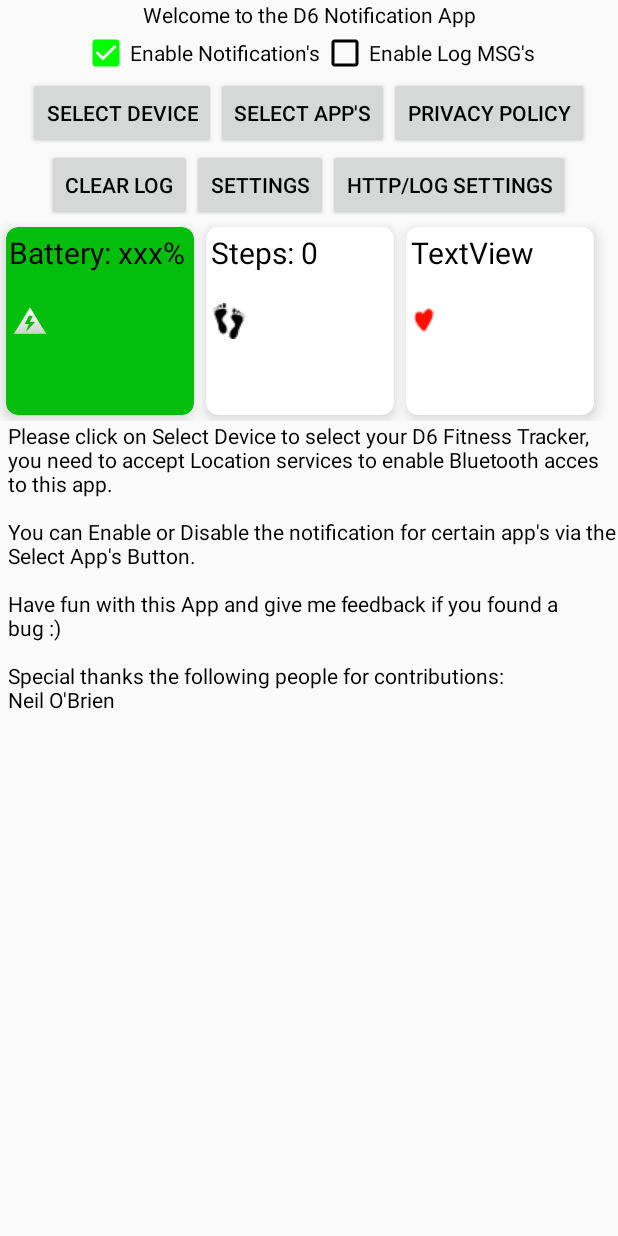
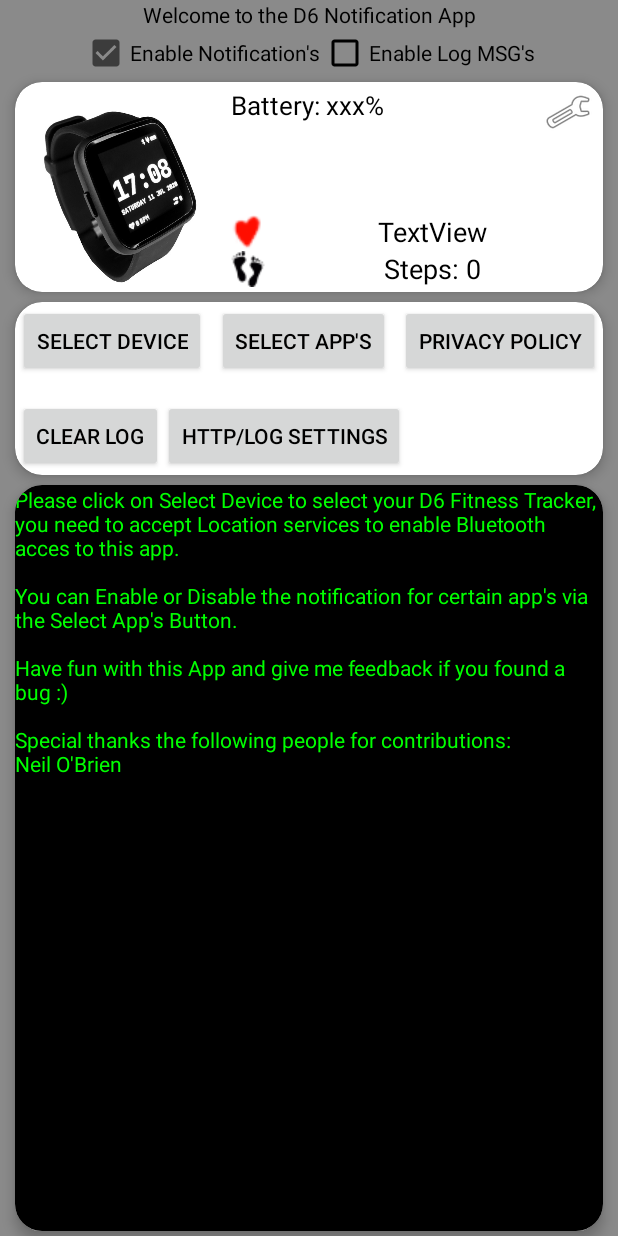
Before and after one commit to atc1441/D6Notification, an Android app: the screen it shows after launch (MainActivity), on a phone screen of 412 x 824 dp. Run offline under Robolectric (Android 15) with nearby library versions, the phone set to English and light mode, and no system bars.

Commit message:
ui save, bout to f things up

```diff
--- a/app/build.gradle
+++ b/app/build.gradle
@@ -23,6 +23,7 @@ dependencies {
     implementation 'androidx.appcompat:appcompat:1.2.0-beta01'
     implementation 'com.android.support.constraint:constraint-layout:1.1.3'
     implementation "org.permissionsdispatcher:permissionsdispatcher:4.3.1"
+    implementation 'androidx.constraintlayout:constraintlayout:2.1.0'
     annotationProcessor "org.permissionsdispatcher:permissionsdispatcher-processor:4.3.1"
     annotationProcessor "com.github.hotchemi:permissionsdispatcher-processor:3.0.1"
     implementation 'com.google.android.material:material:1.1.0'
--- a/app/src/main/java/com/atcnetz/de/notification/Settings.java
+++ b/app/src/main/java/com/atcnetz/de/notification/Settings.java
@@ -52,11 +52,13 @@ public class Settings extends Activity {
         initMovementDisplay();
         initDisplayMode();
         initNotifiContent();
+        /*
         initAlarm0();
         initAlarm1();
         initAlarm2();
         initAlarm3();
         initAlarm4();
+         */
         initDoNotDisturb();
 
     }
@@ -267,7 +269,7 @@ public class Settings extends Activity {
         else Radiobutton4.setChecked(true);
 
     }
-
+/*
     Integer AlarmDaysM1 = 0;
     EditText Alarm1h;
     EditText Alarm1m;
@@ -557,6 +559,8 @@ public class Settings extends Activity {
         });
 
     }
+*/
+
 
     void initDoNotDisturb() {
         final EditText notDistStartH = findViewById(R.id.notDistStartH);
--- a/app/src/main/res/layout/activity_main.xml
+++ b/app/src/main/res/layout/activity_main.xml
@@ -1,99 +1,116 @@
 <LinearLayout xmlns:android="http://schemas.android.com/apk/res/android"
     xmlns:app="http://schemas.android.com/apk/res-auto"
     xmlns:tools="http://schemas.android.com/tools"
+    android:id="@+id/rootLayoutID"
     android:layout_width="match_parent"
     android:layout_height="match_parent"
+    android:background="#8A8A8A"
     android:orientation="vertical"
     tools:context=".NofiticationPicker">
 
     <TextView
         android:id="@+id/textView2"
-        android:gravity="center"
         android:layout_width="match_parent"
         android:layout_height="wrap_content"
+        android:gravity="center"
         android:text="Welcome to the D6 Notification App" />
 
     <LinearLayout
+        android:id="@+id/checkboxRowID"
         android:layout_width="wrap_content"
         android:layout_height="wrap_content"
         android:layout_gravity="center"
         android:gravity="center"
         android:orientation="horizontal">
+
         <CheckBox
             android:id="@+id/checkBox"
             android:layout_width="wrap_content"
             android:layout_height="wrap_content"
-            android:text="Enable Notification's"/>
+            android:text="Enable Notification's"
+            tools:ignore="TouchTargetSizeCheck" />
+
         <CheckBox
             android:id="@+id/checkBox1"
             android:layout_width="wrap_content"
             android:layout_height="wrap_content"
-        android:text="Enable Log MSG's"/>
-
-    </LinearLayout>
-    <LinearLayout
-        android:layout_width="wrap_content"
-        android:layout_height="wrap_content"
-        android:layout_gravity="center"
-        android:gravity="center"
-        android:orientation="horizontal">
-        <Button
-            android:id="@+id/button1"
-            android:layout_width="wrap_content"
-            android:layout_height="wrap_content"
-            android:text="Select Device" />
-        <Button
-            android:id="@+id/button4"
-            android:layout_width="wrap_content"
-            android:layout_height="wrap_content"
-            android:text="Select App's" />
-        <Button
-            android:id="@+id/button2"
-            android:layout_width="wrap_content"
-            android:layout_height="wrap_content"
-            android:text="@string/open_privacy_policy" />
-
-    </LinearLayout>
-    <LinearLayout
-        android:layout_width="wrap_content"
-        android:layout_height="wrap_content"
-        android:layout_gravity="center"
-        android:gravity="center"
-        android:orientation="horizontal">
-        <Button
-            android:id="@+id/button3"
-            android:layout_width="wrap_content"
-            android:layout_height="wrap_content"
-            android:text="Clear Log" />
-        <Button
-            android:id="@+id/button"
-            android:layout_width="wrap_content"
-            android:layout_height="wrap_content"
-            android:text="Settings" />
-        <Button
-            android:id="@+id/button5"
-            android:layout_width="wrap_content"
-            android:layout_height="wrap_content"
-            android:text="HTTP/LOG Settings" />
+            android:text="Enable Log MSG's"
+            tools:ignore="TouchTargetSizeCheck" />
 
     </LinearLayout>
 
-    <LinearLayout
+    <androidx.cardview.widget.CardView
+        android:id="@+id/WatchCardID"
         android:layout_width="match_parent"
-        android:layout_height="wrap_content"
-        android:orientation="horizontal">
-
-        <androidx.cardview.widget.CardView
-            android:layout_width="125dp"
-            android:layout_height="125dp"
-            android:layout_margin="4dp"
+        android:layout_height="140dp"
+        android:layout_marginLeft="10dp"
+        android:layout_marginTop="3dp"
+        android:layout_marginRight="10dp"
+        android:layout_marginBottom="3dp"
         android:clickable="true"
         android:clipToPadding="false"
-            app:cardBackgroundColor="#03BF0B"
-            app:cardCornerRadius="8dp"
+        android:visibility="visible"
+        app:cardCornerRadius="18dp"
         app:cardElevation="5dp"
-            app:cardMaxElevation="50dp"
-            app:contentPadding="3dp">
+        app:cardPreventCornerOverlap="false"
+        app:contentPadding="3dp"
+        tools:ignore="DuplicateSpeakableTextCheck">
+        <!-- Main Content View -->
+        <androidx.constraintlayout.widget.ConstraintLayout
+            android:layout_width="match_parent"
+            android:layout_height="match_parent">
+
+            <Button
+                android:id="@+id/button"
+                style="@style/Widget.AppCompat.Button.Borderless"
+                android:layout_width="48dp"
+                android:layout_height="33dp"
+                android:drawableStart="@android:drawable/ic_menu_manage"
+                app:layout_constraintEnd_toEndOf="parent"
+                app:layout_constraintTop_toTopOf="parent" />
+
+            <TextView
+                android:id="@+id/textViewHeartrateID"
+                android:layout_width="wrap_content"
+                android:layout_height="wrap_content"
+                android:layout_weight="1"
+                android:text="TextView"
+                android:textAlignment="center"
+                android:textSize="18sp"
+                app:layout_constraintBottom_toTopOf="@+id/textViewStepcountID"
+                app:layout_constraintEnd_toEndOf="parent"
+                app:layout_constraintStart_toEndOf="@+id/imageViewHeartrateID" />
+
+            <ImageView
+                android:id="@+id/imageViewStepsID"
+                android:layout_width="wrap_content"
+                android:layout_height="wrap_content"
+                android:layout_weight="1"
+                android:src="@drawable/human_footprint"
+                app:layout_constraintBottom_toBottomOf="parent"
+                app:layout_constraintStart_toEndOf="@+id/imageViewTempID" />
+
+            <ImageView
+                android:id="@+id/imageViewHeartrateID"
+                android:layout_width="24dp"
+                android:layout_height="24dp"
+                android:layout_weight="1"
+                android:src="@drawable/heart"
+                android:visibility="visible"
+                app:layout_constraintBottom_toTopOf="@+id/imageViewStepsID"
+                app:layout_constraintStart_toEndOf="@+id/imageViewTempID" />
+
+            <TextView
+                android:id="@+id/textViewStepcountID"
+                android:layout_width="wrap_content"
+                android:layout_height="wrap_content"
+                android:layout_weight="1"
+                android:text="TextView"
+                android:textAlignment="center"
+                android:textSize="18sp"
+                app:layout_constraintBottom_toBottomOf="parent"
+                app:layout_constraintEnd_toEndOf="parent"
+                app:layout_constraintStart_toEndOf="@+id/imageViewStepsID" />
 
             <TextView
                 android:id="@+id/textViewTempID"
@@ -102,78 +119,108 @@
                 android:layout_weight="1"
                 android:text="TextView"
                 android:textAlignment="center"
-                android:textSize="20sp" />
+                android:textSize="17sp"
+                app:layout_constraintStart_toEndOf="@+id/imageViewTempID"
+                app:layout_constraintTop_toTopOf="parent" />
 
             <ImageView
                 android:id="@+id/imageViewTempID"
-                android:layout_width="wrap_content"
-                android:layout_height="match_parent"
+                android:layout_width="140dp"
+                android:layout_height="140dp"
                 android:layout_weight="1"
-                android:src="@android:drawable/ic_lock_idle_low_battery"
-                android:visibility="visible" />
+                android:contentDescription="Device Image or missingno"
+                android:src="@drawable/imagepinetime"
+                android:visibility="visible"
+                app:layout_constraintStart_toStartOf="parent"
+                app:layout_constraintTop_toTopOf="parent" />
+        </androidx.constraintlayout.widget.ConstraintLayout>
+
     </androidx.cardview.widget.CardView>
 
     <androidx.cardview.widget.CardView
-            android:layout_width="125dp"
-            android:layout_height="125dp"
-            android:layout_margin="4dp"
-            android:clickable="true"
-            android:clipToPadding="false"
-            android:paddingHorizontal="10dp"
-            app:cardBackgroundColor="#FFFFFF"
-            app:cardCornerRadius="8dp"
+        android:id="@+id/otherButtonsCardID"
+        android:layout_width="match_parent"
+        android:layout_height="115dp"
+        android:layout_marginLeft="10dp"
+        android:layout_marginTop="3dp"
+        android:layout_marginRight="10dp"
+        android:layout_marginBottom="3dp"
+        app:cardCornerRadius="18dp"
         app:cardElevation="5dp"
-            app:cardMaxElevation="50dp"
-            app:contentPadding="3dp">
+        app:cardPreventCornerOverlap="false"
+        app:contentPadding="2dp">
 
-            <ImageView
-                android:id="@+id/imageViewStepsID"
-                android:layout_width="wrap_content"
-                android:layout_height="match_parent"
-                android:layout_weight="1"
-                android:src="@drawable/human_footprint" />
+        <androidx.constraintlayout.widget.ConstraintLayout
+            android:layout_width="match_parent"
+            android:layout_height="match_parent">
 
-            <TextView
-                android:id="@+id/textViewStepcountID"
+            <Button
+                android:id="@+id/button1"
+                style="@style/Widget.AppCompat.Button"
                 android:layout_width="wrap_content"
                 android:layout_height="wrap_content"
-                android:layout_weight="1"
-                android:text="TextView"
-                android:textAlignment="center"
-                android:textSize="20sp" />
+                android:shadowColor="#0048FF"
+                android:text="Select Device"
+                app:layout_constraintStart_toStartOf="parent"
+                app:layout_constraintTop_toTopOf="parent" />
+
+            <Button
+                android:id="@+id/button4"
+                style="@style/Widget.AppCompat.Button"
+                android:layout_width="wrap_content"
+                android:layout_height="wrap_content"
+                android:shadowColor="#0048FF"
+                android:text="Select App's"
+                app:layout_constraintEnd_toStartOf="@+id/button2"
+                app:layout_constraintStart_toEndOf="@+id/button1"
+                app:layout_constraintTop_toTopOf="parent" />
+
+            <Button
+                android:id="@+id/button3"
+                style="@style/Widget.AppCompat.Button"
+                android:layout_width="wrap_content"
+                android:layout_height="wrap_content"
+                android:shadowColor="#0048FF"
+                android:text="Clear Log"
+                app:layout_constraintBottom_toBottomOf="parent"
+                app:layout_constraintStart_toStartOf="parent" />
+
+            <Button
+                android:id="@+id/button5"
+                style="@style/Widget.AppCompat.Button"
+                android:layout_width="wrap_content"
+                android:layout_height="wrap_content"
+                android:shadowColor="#0048FF"
+                android:text="HTTP/LOG Settings"
+                app:layout_constraintBottom_toBottomOf="parent"
+                app:layout_constraintStart_toEndOf="@+id/button3" />
+
+            <Button
+                android:id="@+id/button2"
+                style="@style/Widget.AppCompat.Button"
+                android:layout_width="wrap_content"
+                android:layout_height="wrap_content"
+                android:shadowColor="#0048FF"
+                android:text="@string/open_privacy_policy"
+                app:layout_constraintEnd_toEndOf="parent"
+                app:layout_constraintTop_toTopOf="parent" />
+        </androidx.constraintlayout.widget.ConstraintLayout>
     </androidx.cardview.widget.CardView>
 
     <androidx.cardview.widget.CardView
-            android:layout_width="125dp"
-            android:layout_height="125dp"
-            android:layout_margin="4dp"
-            android:clickable="true"
-            android:clipToPadding="false"
-            app:cardBackgroundColor="#FFFFFF"
-            app:cardCornerRadius="8dp"
+        android:id="@+id/scrollCardID"
+        android:layout_width="match_parent"
+        android:layout_height="match_parent"
+        android:layout_marginLeft="10dp"
+        android:layout_marginTop="3dp"
+        android:layout_marginRight="10dp"
+        android:layout_marginBottom="3dp"
+        android:paddingLeft="5dp"
+        android:paddingTop="5dp"
+        app:cardBackgroundColor="#000000"
+        app:cardCornerRadius="18dp"
         app:cardElevation="5dp"
-            app:cardMaxElevation="50dp"
-            app:contentPadding="3dp">
-
-            <ImageView
-                android:id="@+id/imageViewHeartrateID"
-                android:layout_width="wrap_content"
-                android:layout_height="match_parent"
-                android:layout_weight="1"
-                android:src="@drawable/heart"
-                android:visibility="visible" />
-
-            <TextView
-                android:id="@+id/textViewHeartrateID"
-                android:layout_width="wrap_content"
-                android:layout_height="wrap_content"
-                android:layout_weight="1"
-                android:text="TextView"
-                android:textAlignment="center"
-                android:textSize="20sp" />
-
-        </androidx.cardview.widget.CardView>
-    </LinearLayout>
+        app:cardPreventCornerOverlap="false">
 
         <ScrollView
             android:id="@+id/scroll"
@@ -184,6 +231,8 @@
                 android:id="@+id/tv_content"
                 android:layout_width="match_parent"
                 android:layout_height="wrap_content"
-            android:layout_marginStart="5dp" />
+                android:textColor="#00FF00" />
         </ScrollView>
+    </androidx.cardview.widget.CardView>
+
 </LinearLayout>
--- a/app/src/main/res/values/colors.xml
+++ b/app/src/main/res/values/colors.xml
@@ -1,6 +1,6 @@
 <?xml version="1.0" encoding="utf-8"?>
 <resources>
-    <color name="colorPrimary">#008577</color>
-    <color name="colorPrimaryDark">#00574B</color>
-    <color name="colorAccent">#00FF00</color>
+    <color name="colorPrimary">#0000FF</color>
+    <color name="colorPrimaryDark">#000000</color>
+    <color name="colorAccent">#3C3C3C</color>
 </resources>
--- a/build.gradle
+++ b/build.gradle
@@ -7,7 +7,7 @@ buildscript {
 
     }
     dependencies {
-        classpath 'com.android.tools.build:gradle:4.0.1'
+        classpath 'com.android.tools.build:gradle:7.0.1'
 
         // NOTE: Do not place your application dependencies here; they belong
         // in the individual module build.gradle files
```
Also changed, not shown: app/src/main/res/drawable/imagep22.jpg (added), app/src/main/res/drawable/imagep8.jpg (added), app/src/main/res/drawable/imagepinetime.jpg (added), gradle/wrapper/gradle-wrapper.properties. Lines whose indentation alone changed are shown as unchanged.
